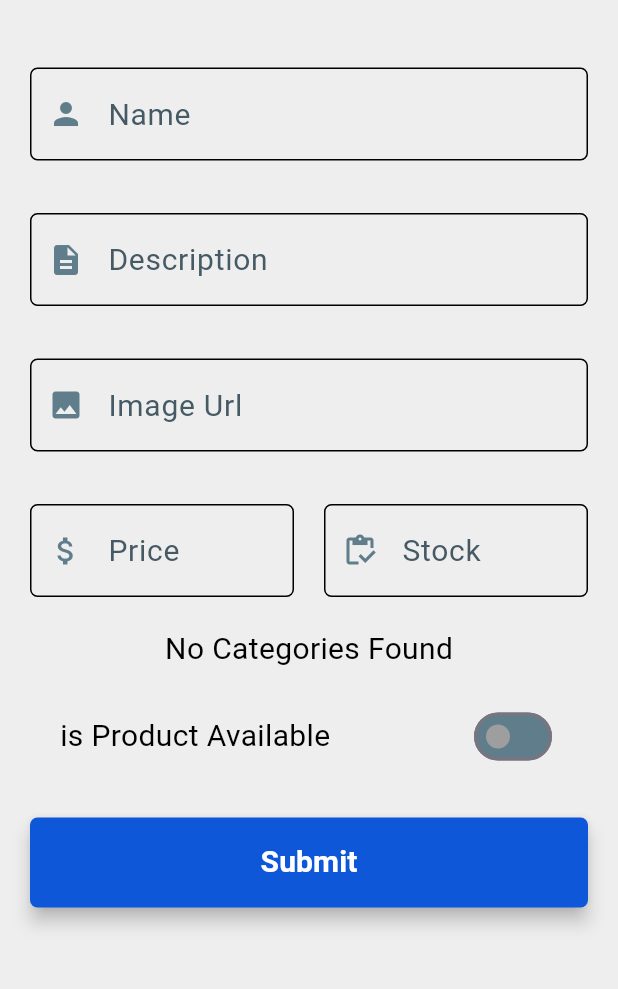
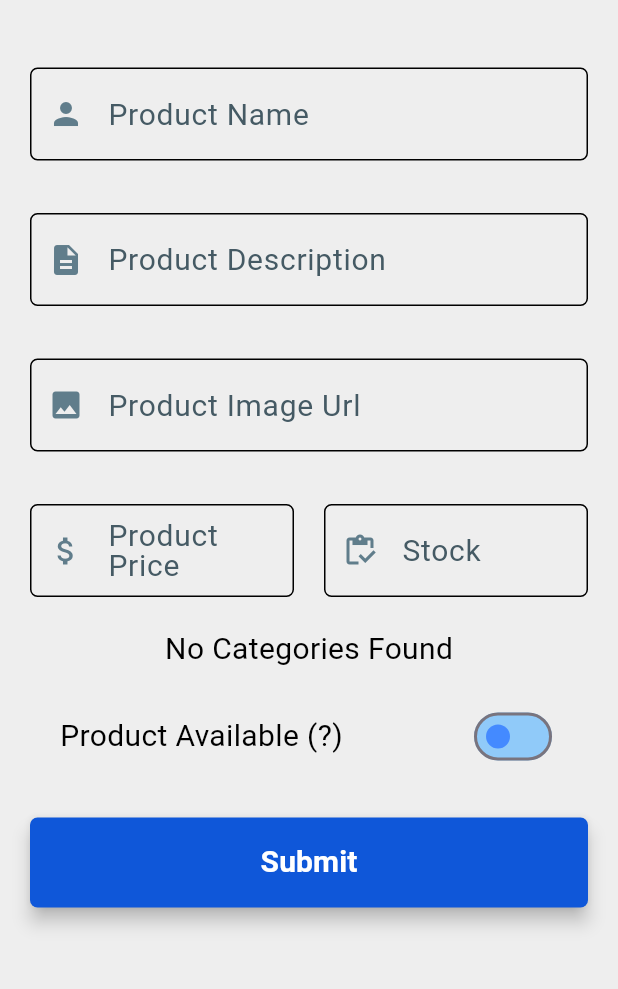
Before and after one commit to HindAlaa26/Point-Of-Sale-App, a Flutter app: the ProductsOperationScreen screen opened directly, on a phone screen of 412 x 824 dp, the part 84-1073 px from its top. Run offline on Flutter 3.47's test engine with Material 3 defaults, Android fonts, the phone set to English and light mode, and no system bars; our stand-ins replace data_table_2, get_it, sqflite; accounts and stored records are empty.

Commit message:
product and Category updated

```diff
--- a/lib/screens/category_screen/categories.dart
+++ b/lib/screens/category_screen/categories.dart
@@ -38,6 +38,7 @@ class _CategoriesState extends State<Categories> {
       } else {
         categories = [];
       }
+      print("category Data=================$data");
       setState(() {});
     } catch (e) {
       print('Error in get Categories $e');
@@ -99,6 +100,8 @@ class _CategoriesState extends State<Categories> {
         var sqlHelper = GetIt.I.get<SqlHelper>();
         await sqlHelper.database!
             .delete("categories", where: 'id = ?', whereArgs: [category.id]);
+        await sqlHelper.database!.delete("products",
+            where: 'categoryId = ?', whereArgs: [category.id]);
         getCategories(); // Refresh the categories list
         ScaffoldMessenger.of(context).showSnackBar(const SnackBar(
             backgroundColor: Colors.green,
--- a/lib/screens/category_screen/category_operations.dart
+++ b/lib/screens/category_screen/category_operations.dart
@@ -44,7 +44,7 @@ class _CategoriesOpsState extends State<CategoriesOperationScreen> {
           child: Column(
             children: [
               DefaultTextFormField(
-                label: 'Name',
+                label: 'Category Name',
                 controller: nameController,
                 validatorText: 'Name',
                 prefixIcon: Icons.person,
@@ -53,7 +53,7 @@ class _CategoriesOpsState extends State<CategoriesOperationScreen> {
                 height: 40,
               ),
               DefaultTextFormField(
-                label: 'Description',
+                label: 'Category Description',
                 prefixIcon: Icons.description,
                 controller: descriptionController,
                 validatorText: "Description",
--- a/lib/screens/product_screen/product_operations.dart
+++ b/lib/screens/product_screen/product_operations.dart
@@ -6,7 +6,6 @@ import 'package:point_of_sales/shared_component/default_snackbar.dart';
 import 'package:point_of_sales/shared_component/text_in_app.dart';
 import 'package:sqflite/sqflite.dart';
 import '../../helpers/sql_helper.dart';
-import '../../models/category_model.dart';
 import '../../shared_component/categories_drop_down_button.dart';
 import '../../shared_component/custom_button.dart';
 import '../../shared_component/custom_textFormField.dart';
@@ -62,19 +61,19 @@ class _CategoriesOpsState extends State<ProductsOperationScreen> {
             child: Column(
               children: [
                 DefaultTextFormField(
-                  label: 'Name',
+                  label: 'Product Name',
                   controller: nameController,
                   validatorText: 'Name',
                   prefixIcon: Icons.person,
                 ),
                 DefaultTextFormField(
-                  label: 'Description',
+                  label: 'Product Description',
                   prefixIcon: Icons.description,
                   controller: descriptionController,
                   validatorText: "Description",
                 ),
                 DefaultTextFormField(
-                    label: 'Image Url',
+                    label: 'Product Image Url',
                     prefixIcon: Icons.image,
                     controller: imageController,
                     validatorText: "Image Url",
@@ -85,8 +84,6 @@ class _CategoriesOpsState extends State<ProductsOperationScreen> {
                         print("===========================$showImage");
                       }
                     }),
-                //image link
-                // https://w7.pngwing.com/pngs/600/735/png-transparent-coffee-milk-milk-bottle-milk-thumbnail.png
                 showImage
                     ? Image.network(
                         imageController.text ?? "",
@@ -102,6 +99,15 @@ class _CategoriesOpsState extends State<ProductsOperationScreen> {
                                 text: "Invalid Image", color: Colors.blueGrey)
                           ],
                         ),
+                        loadingBuilder: (context, child, loadingProgress) {
+                          if (loadingProgress == null) {
+                            return child;
+                          } else {
+                            return const CircularProgressIndicator(
+                              color: Colors.amber,
+                            );
+                          }
+                        },
                       )
                     : const SizedBox(),
                 Row(
@@ -112,7 +118,7 @@ class _CategoriesOpsState extends State<ProductsOperationScreen> {
                           inputFormatters: [
                             FilteringTextInputFormatter.digitsOnly,
                           ],
-                          label: 'Price',
+                          label: 'Product Price',
                           controller: priceController,
                           prefixIcon: Icons.attach_money_sharp,
                           validatorText: "price"),
@@ -145,12 +151,13 @@ class _CategoriesOpsState extends State<ProductsOperationScreen> {
                   child: Row(
                     mainAxisAlignment: MainAxisAlignment.spaceBetween,
                     children: [
-                      textInApp(text: 'is Product Available'),
+                      textInApp(
+                          text: 'Product Available (${isAvailable ?? "?"})'),
                       Switch(
                           value: isAvailable ?? false,
                           activeColor: const Color.fromRGBO(15, 87, 217, 1),
-                          inactiveThumbColor: Colors.grey,
-                          inactiveTrackColor: Colors.blueGrey,
+                          inactiveThumbColor: Colors.blueAccent,
+                          inactiveTrackColor: Colors.blue.shade200,
                           onChanged: (value) {
                             setState(() {
                               isAvailable = value;
--- a/lib/screens/product_screen/products.dart
+++ b/lib/screens/product_screen/products.dart
@@ -6,7 +6,6 @@ import 'package:point_of_sales/models/product_model.dart';
 import 'package:point_of_sales/screens/product_screen/product_operations.dart';
 import 'package:point_of_sales/shared_component/custom_table.dart';
 import 'package:point_of_sales/shared_component/text_in_app.dart';
-import '../../shared_component/page_data.dart';
 
 class Products extends StatefulWidget {
   const Products({super.key});
@@ -42,6 +41,7 @@ class _ProductsState extends State<Products> {
       } else {
         products = [];
       }
+      print("Product Data=================$data");
       setState(() {});
     } catch (e) {
       print('Error in get Products $e');
```
